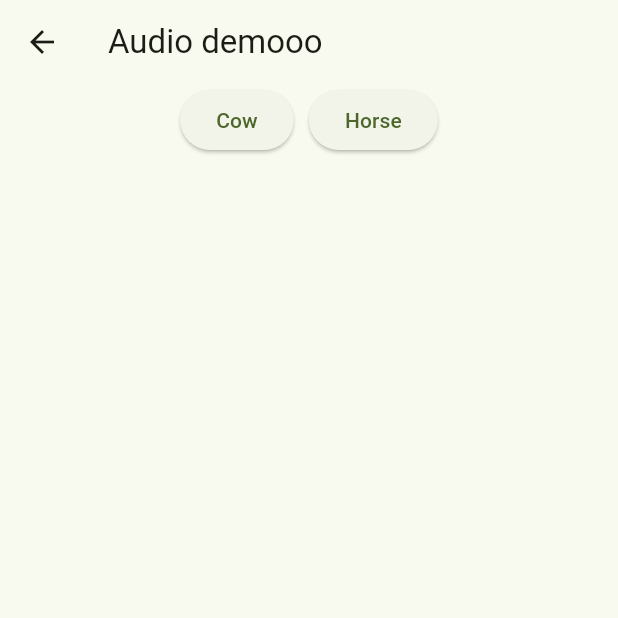
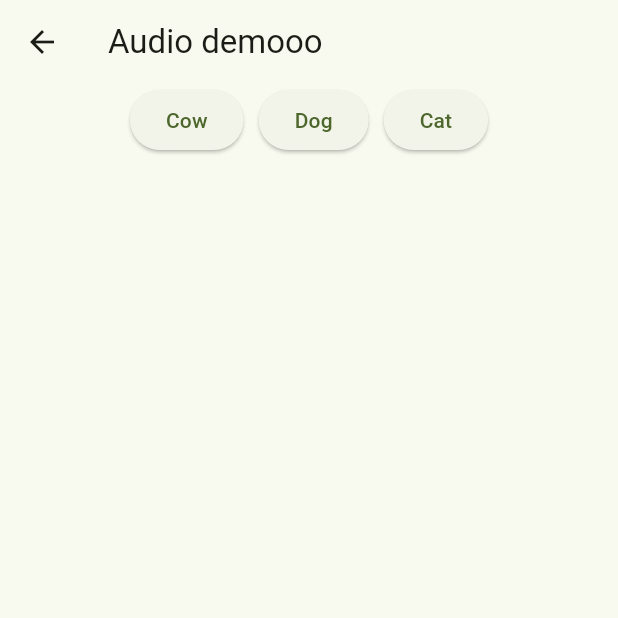
Before and after one commit to dreadedLines/flutter_demo, a Flutter app: the AudioDemo screen opened directly, after a tap on "Cow", on a phone screen of 412 x 824 dp, the top half of it. Run offline on Flutter 3.47's test engine with Material 3 defaults, Android fonts, the phone set to English and light mode, and no system bars; our stand-ins replace firebase_auth, firebase_core, get_it, just_audio, shared_preferences, sqflite; accounts and stored records are empty; generated files the repository leaves out were written again.

Commit message:
Finish audio_demo (for short sounds)

```diff
--- a/lib/ui/demos/10_audio/audio_demo.dart
+++ b/lib/ui/demos/10_audio/audio_demo.dart
@@ -1,4 +1,5 @@
 import 'package:flutter/material.dart';
+import 'package:just_audio/just_audio.dart';
 
 class AudioDemo extends StatefulWidget {
   const AudioDemo({super.key});
@@ -7,7 +8,25 @@ class AudioDemo extends StatefulWidget {
   State<AudioDemo> createState() => _AudioDemoState();
 }
 
+// sounds are from pixabay.com
 class _AudioDemoState extends State<AudioDemo> {
+  late AudioPlayer player;
+  late AudioPlayer player2; // player2 allows playing second track at the same time
+
+  @override
+  void initState() {
+    super.initState();
+    player = AudioPlayer();
+    player2 = AudioPlayer();
+  }
+
+  @override
+  void dispose() {
+    player.dispose();
+    player2.dispose();
+    super.dispose();
+  }
+
   @override
   Widget build(BuildContext context) {
     return Scaffold(
@@ -18,17 +37,32 @@ class _AudioDemoState extends State<AudioDemo> {
             mainAxisAlignment: MainAxisAlignment.center,
             children: [
               ElevatedButton(
-                onPressed: () {
-                  // TODO: cow button
+                // BUG: player doesn't change asset from the first one
+                // this is fixed by putting await player.stop();
+                onPressed: () async {
+                  await player.setAsset('assets//audio//cow_moo.mp3');
+                  player.play();
                 },
                 child: const Text('Cow'),
               ),
               const SizedBox(width: 10),
               ElevatedButton(
-                onPressed: () {
-                  // TODO: horse button
+                onPressed: () async {
+                  await player2.setAsset('assets/audio/dog_bark.mp3');
+                  await player2.stop();
+                  player2.play();
                 },
-                child: const Text('Horse'),
+                child: const Text('Dog'),
+              ),
+              const SizedBox(width: 10),
+              ElevatedButton(
+                onPressed: () async {
+                  const url = "https://cdn.pixabay.com/audio/2026/01/12/audio_0b6e6e3fc0.mp3";
+                  await player2.stop();
+                  await player2.setUrl(url);
+                  player2.play();
+                },
+                child: const Text('Cat'),
               ),
             ],
           ),
--- a/pubspec.yaml
+++ b/pubspec.yaml
@@ -71,7 +71,8 @@ flutter:
   #   - images/a_dot_burr.jpeg
   #   - images/a_dot_ham.jpeg
   assets:
-    - assets/audio
+    - assets/
+    - assets/audio/
 
   # An image asset can refer to one or more resolution-specific "variants", see
   # https://flutter.dev/to/resolution-aware-images
```
